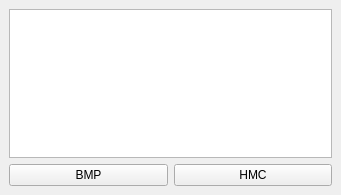
Above: SkyPulseUAV_FCS/mainwindow.ui from Tony-Btian/SkyPulseUAV before the change. Below: the same form after it.
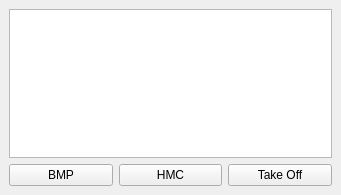
That is the form after the change.

Patch:
```diff
--- a/SkyPulseUAV_FCS/mainwindow.ui
+++ b/SkyPulseUAV_FCS/mainwindow.ui
@@ -34,6 +34,13 @@
         </property>
        </widget>
       </item>
+      <item>
+       <widget class="QPushButton" name="pushButton_Take_Off">
+        <property name="text">
+         <string>Take Off</string>
+        </property>
+       </widget>
+      </item>
      </layout>
     </item>
    </layout>
```
